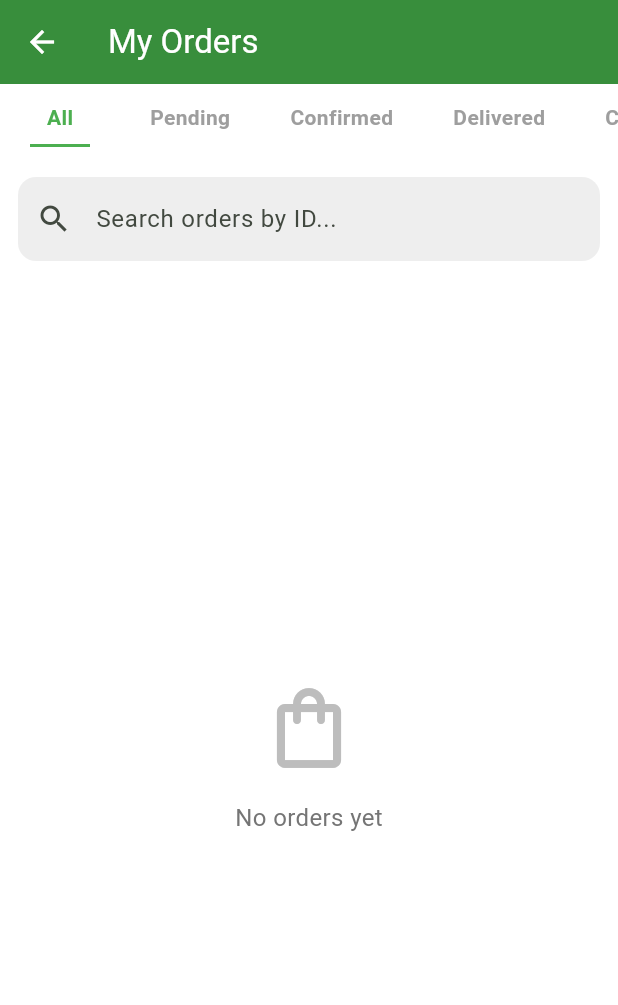
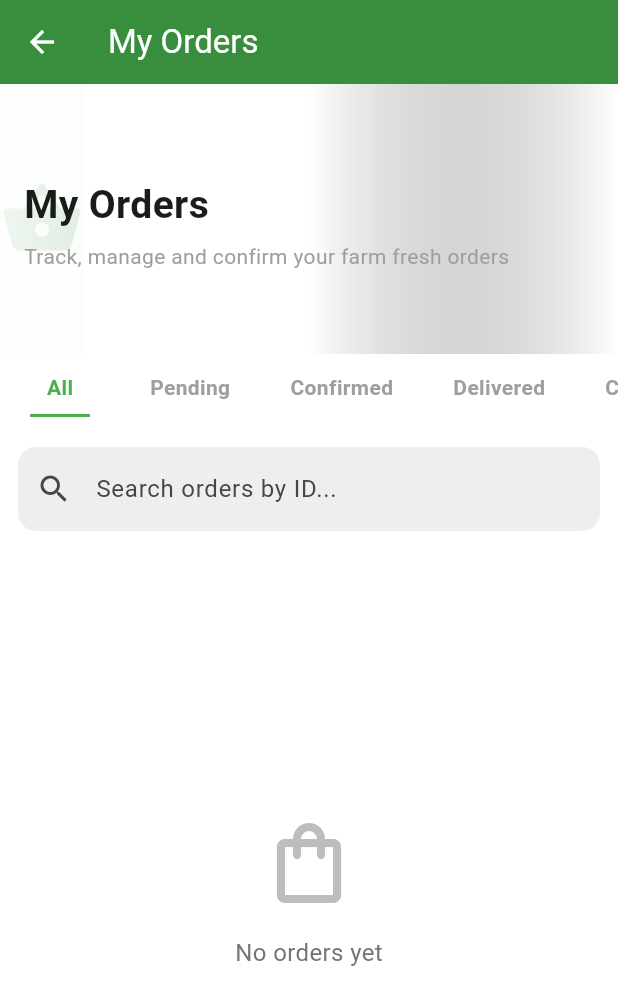
Before and after one commit to DAVIEPHAGES/farm_produce_marketplace, a Flutter app: the MyOrdersPage screen opened by its route, on a phone screen of 412 x 824 dp. Shown: the top 1005 px of the screen. Run offline on Flutter 3.47's test engine with Material 3 defaults, Android fonts, the phone set to English and light mode, and no system bars; our stand-ins replace cloud_firestore, firebase_auth, firebase_core, firebase_messaging, flutter_local_notifications, image_picker and 1 more; missing offline and left inert: dart:html, paychangu_flutter; accounts and stored records are empty; network calls fail.

Commit message:
solve probelm of image handlling in my olders page

```diff
--- a/lib/screens/my_orders_page.dart
+++ b/lib/screens/my_orders_page.dart
@@ -314,6 +314,63 @@ class _MyOrdersPageState extends State<MyOrdersPage> {
         onRefresh: _refreshOrders,
         child: CustomScrollView(
           slivers: [
+            SliverToBoxAdapter(
+              child: Stack(
+                children: [
+                  Image.network(
+                    'https://images.unsplash.com/photo-1542838132-92c53300491e?auto=format&fit=crop&w=1200&q=80',
+                    height: 180,
+                    width: double.infinity,
+                    fit: BoxFit.cover,
+                    errorBuilder: (_, __, ___) => Container(
+                      height: 180,
+                      color: Colors.green.shade50,
+                      child: Icon(
+                        Icons.shopping_basket,
+                        size: 56,
+                        color: Colors.green.shade700,
+                      ),
+                    ),
+                  ),
+                  Container(
+                    height: 180,
+                    decoration: BoxDecoration(
+                      gradient: LinearGradient(
+                        colors: [
+                          Colors.white.withOpacity(0.92),
+                          Colors.white.withOpacity(0.65),
+                          Colors.transparent,
+                        ],
+                        begin: Alignment.centerLeft,
+                        end: Alignment.centerRight,
+                      ),
+                    ),
+                  ),
+                  const Positioned(
+                    left: 16,
+                    top: 62,
+                    right: 16,
+                    child: Column(
+                      crossAxisAlignment: CrossAxisAlignment.start,
+                      children: [
+                        Text(
+                          'My Orders',
+                          style: TextStyle(
+                            fontSize: 26,
+                            fontWeight: FontWeight.bold,
+                          ),
+                        ),
+                        SizedBox(height: 6),
+                        Text(
+                          'Track, manage and confirm your farm fresh orders',
+                          style: TextStyle(color: Colors.grey),
+                        ),
+                      ],
+                    ),
+                  ),
+                ],
+              ),
+            ),
             // Tabs + Search
             SliverToBoxAdapter(
               child: Container(
```
